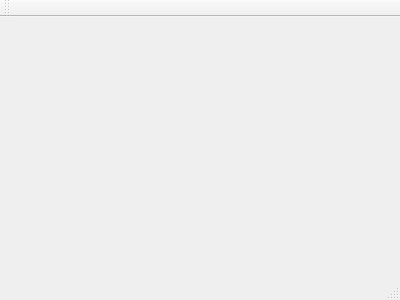
Old version of the form mainwindow.ui in the repository LACF-MIEEC/ES-PicViewer.
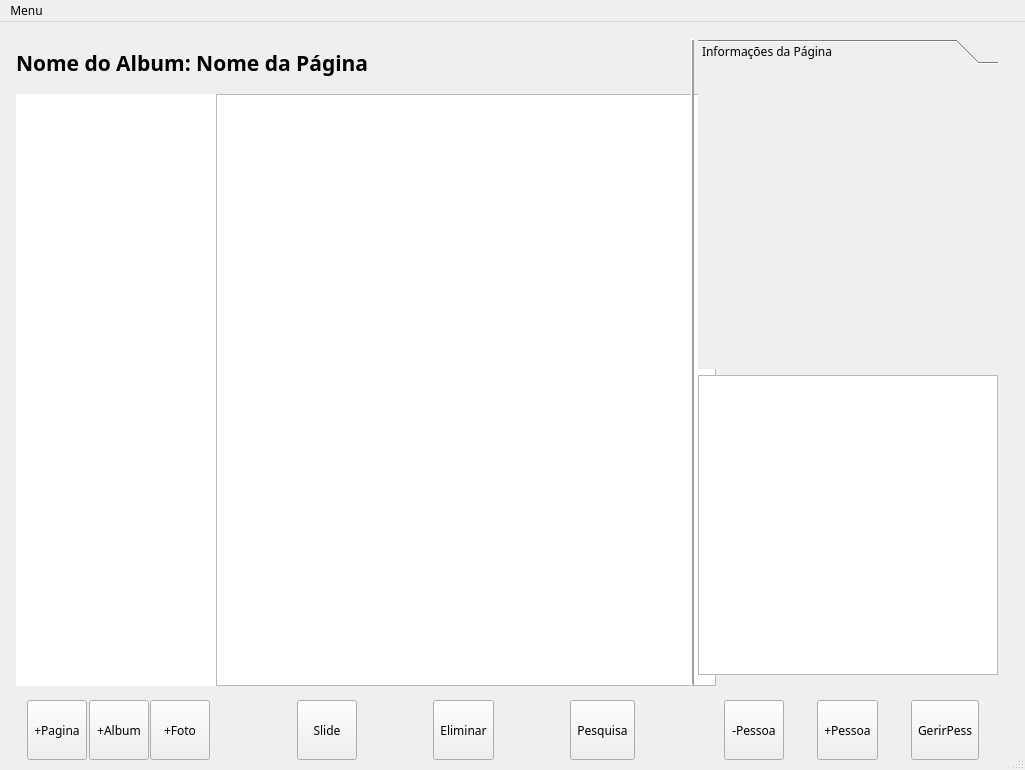
New version of the form.

```diff
--- a/mainwindow.ui
+++ b/mainwindow.ui
@@ -1,24 +1,520 @@
 <ui version="4.0">
  <class>MainWindow</class>
- <widget class="QMainWindow" name="MainWindow" >
-  <property name="geometry" >
+ <widget class="QMainWindow" name="MainWindow">
+  <property name="geometry">
    <rect>
     <x>0</x>
     <y>0</y>
-    <width>400</width>
-    <height>300</height>
+    <width>1025</width>
+    <height>770</height>
    </rect>
   </property>
-  <property name="windowTitle" >
-   <string>MainWindow</string>
+  <property name="sizePolicy">
+   <sizepolicy hsizetype="Minimum" vsizetype="Minimum">
+    <horstretch>0</horstretch>
+    <verstretch>0</verstretch>
+   </sizepolicy>
   </property>
-  <widget class="QMenuBar" name="menuBar" />
-  <widget class="QToolBar" name="mainToolBar" />
-  <widget class="QWidget" name="centralWidget" />
-  <widget class="QStatusBar" name="statusBar" />
+  <property name="minimumSize">
+   <size>
+    <width>1025</width>
+    <height>765</height>
+   </size>
+  </property>
+  <property name="font">
+   <font>
+    <family>Century Gothic</family>
+   </font>
+  </property>
+  <property name="windowTitle">
+   <string>PicViewer</string>
+  </property>
+  <widget class="QWidget" name="centralWidget">
+   <property name="sizePolicy">
+    <sizepolicy hsizetype="MinimumExpanding" vsizetype="MinimumExpanding">
+     <horstretch>0</horstretch>
+     <verstretch>0</verstretch>
+    </sizepolicy>
+   </property>
+   <property name="minimumSize">
+    <size>
+     <width>1025</width>
+     <height>765</height>
+    </size>
+   </property>
+   <layout class="QGridLayout" name="gridLayout">
+    <item row="0" column="0">
+     <widget class="QWidget" name="MainGrid_2" native="true">
+      <property name="sizePolicy">
+       <sizepolicy hsizetype="MinimumExpanding" vsizetype="MinimumExpanding">
+        <horstretch>0</horstretch>
+        <verstretch>0</verstretch>
+       </sizepolicy>
+      </property>
+      <property name="minimumSize">
+       <size>
+        <width>800</width>
+        <height>600</height>
+       </size>
+      </property>
+      <layout class="QGridLayout" name="MainGrid">
+       <property name="sizeConstraint">
+        <enum>QLayout::SetDefaultConstraint</enum>
+       </property>
+       <property name="leftMargin">
+        <number>5</number>
+       </property>
+       <property name="topMargin">
+        <number>5</number>
+       </property>
+       <property name="rightMargin">
+        <number>5</number>
+       </property>
+       <property name="bottomMargin">
+        <number>5</number>
+       </property>
+       <property name="spacing">
+        <number>3</number>
+       </property>
+       <item row="1" column="1">
+        <layout class="QVBoxLayout" name="MainDisplay">
+         <property name="topMargin">
+          <number>0</number>
+         </property>
+         <item>
+          <widget class="QLabel" name="Title">
+           <property name="sizePolicy">
+            <sizepolicy hsizetype="MinimumExpanding" vsizetype="Fixed">
+             <horstretch>0</horstretch>
+             <verstretch>0</verstretch>
+            </sizepolicy>
+           </property>
+           <property name="minimumSize">
+            <size>
+             <width>0</width>
+             <height>50</height>
+            </size>
+           </property>
+           <property name="font">
+            <font>
+             <pointsize>16</pointsize>
+             <weight>75</weight>
+             <bold>true</bold>
+            </font>
+           </property>
+           <property name="text">
+            <string>Nome do Album: Nome da Página</string>
+           </property>
+           <property name="scaledContents">
+            <bool>false</bool>
+           </property>
+           <property name="alignment">
+            <set>Qt::AlignLeading|Qt::AlignLeft|Qt::AlignVCenter</set>
+           </property>
+           <property name="margin">
+            <number>20</number>
+           </property>
+           <property name="indent">
+            <number>-5</number>
+           </property>
+           <property name="textInteractionFlags">
+            <set>Qt::NoTextInteraction</set>
+           </property>
+          </widget>
+         </item>
+         <item>
+          <layout class="QHBoxLayout" name="BrowseDisplay">
+           <property name="spacing">
+            <number>0</number>
+           </property>
+           <item>
+            <widget class="QTreeWidget" name="AlbumList">
+             <property name="sizePolicy">
+              <sizepolicy hsizetype="Minimum" vsizetype="Expanding">
+               <horstretch>0</horstretch>
+               <verstretch>0</verstretch>
+              </sizepolicy>
+             </property>
+             <property name="minimumSize">
+              <size>
+               <width>200</width>
+               <height>0</height>
+              </size>
+             </property>
+             <property name="maximumSize">
+              <size>
+               <width>300</width>
+               <height>16777215</height>
+              </size>
+             </property>
+             <property name="frameShape">
+              <enum>QFrame::NoFrame</enum>
+             </property>
+             <property name="frameShadow">
+              <enum>QFrame::Raised</enum>
+             </property>
+             <property name="lineWidth">
+              <number>2</number>
+             </property>
+             <property name="tabKeyNavigation">
+              <bool>false</bool>
+             </property>
+             <property name="showDropIndicator" stdset="0">
+              <bool>false</bool>
+             </property>
+             <property name="autoExpandDelay">
+              <number>5</number>
+             </property>
+             <property name="indentation">
+              <number>10</number>
+             </property>
+             <property name="rootIsDecorated">
+              <bool>false</bool>
+             </property>
+             <property name="expandsOnDoubleClick">
+              <bool>false</bool>
+             </property>
+             <property name="columnCount">
+              <number>1</number>
+             </property>
+             <attribute name="headerVisible">
+              <bool>false</bool>
+             </attribute>
+             <attribute name="headerCascadingSectionResizes">
+              <bool>false</bool>
+             </attribute>
+             <attribute name="headerDefaultSectionSize">
+              <number>10</number>
+             </attribute>
+             <column>
+              <property name="text">
+               <string notr="true">1</string>
+              </property>
+             </column>
+            </widget>
+           </item>
+           <item>
+            <widget class="QTableWidget" name="PhotoDisplay">
+             <property name="sizePolicy">
+              <sizepolicy hsizetype="Minimum" vsizetype="MinimumExpanding">
+               <horstretch>0</horstretch>
+               <verstretch>0</verstretch>
+              </sizepolicy>
+             </property>
+             <property name="minimumSize">
+              <size>
+               <width>500</width>
+               <height>0</height>
+              </size>
+             </property>
+             <attribute name="horizontalHeaderVisible">
+              <bool>false</bool>
+             </attribute>
+             <attribute name="horizontalHeaderCascadingSectionResizes">
+              <bool>true</bool>
+             </attribute>
+             <attribute name="verticalHeaderVisible">
+              <bool>false</bool>
+             </attribute>
+            </widget>
+           </item>
+          </layout>
+         </item>
+        </layout>
+       </item>
+       <item row="1" column="2">
+        <widget class="Line" name="line">
+         <property name="frameShadow">
+          <enum>QFrame::Raised</enum>
+         </property>
+         <property name="lineWidth">
+          <number>2</number>
+         </property>
+         <property name="orientation">
+          <enum>Qt::Vertical</enum>
+         </property>
+        </widget>
+       </item>
+       <item row="2" column="3">
+        <layout class="QHBoxLayout" name="PeopleTools">
+         <item>
+          <widget class="QToolButton" name="RemoveAssociation">
+           <property name="minimumSize">
+            <size>
+             <width>60</width>
+             <height>60</height>
+            </size>
+           </property>
+           <property name="text">
+            <string>-Pessoa</string>
+           </property>
+          </widget>
+         </item>
+         <item>
+          <widget class="QToolButton" name="AddAssociation">
+           <property name="minimumSize">
+            <size>
+             <width>60</width>
+             <height>60</height>
+            </size>
+           </property>
+           <property name="text">
+            <string>+Pessoa</string>
+           </property>
+          </widget>
+         </item>
+         <item>
+          <widget class="QToolButton" name="ManagePeople">
+           <property name="minimumSize">
+            <size>
+             <width>60</width>
+             <height>60</height>
+            </size>
+           </property>
+           <property name="text">
+            <string>GerirPess</string>
+           </property>
+          </widget>
+         </item>
+        </layout>
+       </item>
+       <item row="2" column="1">
+        <layout class="QHBoxLayout" name="ToolButtons">
+         <property name="spacing">
+          <number>0</number>
+         </property>
+         <property name="topMargin">
+          <number>0</number>
+         </property>
+         <item>
+          <widget class="QWidget" name="horizontalWidget" native="true">
+           <property name="sizePolicy">
+            <sizepolicy hsizetype="Maximum" vsizetype="Minimum">
+             <horstretch>0</horstretch>
+             <verstretch>0</verstretch>
+            </sizepolicy>
+           </property>
+           <property name="minimumSize">
+            <size>
+             <width>200</width>
+             <height>30</height>
+            </size>
+           </property>
+           <property name="maximumSize">
+            <size>
+             <width>300</width>
+             <height>16777215</height>
+            </size>
+           </property>
+           <layout class="QHBoxLayout" name="horizontalLayout">
+            <property name="sizeConstraint">
+             <enum>QLayout::SetDefaultConstraint</enum>
+            </property>
+            <item>
+             <widget class="QToolButton" name="AddPage">
+              <property name="minimumSize">
+               <size>
+                <width>60</width>
+                <height>60</height>
+               </size>
+              </property>
+              <property name="text">
+               <string>+Pagina</string>
+              </property>
+             </widget>
+            </item>
+            <item>
+             <widget class="QToolButton" name="AddAlbum">
+              <property name="minimumSize">
+               <size>
+                <width>60</width>
+                <height>60</height>
+               </size>
+              </property>
+              <property name="text">
+               <string>+Album</string>
+              </property>
+             </widget>
+            </item>
+            <item>
+             <widget class="QToolButton" name="AddPhoto">
+              <property name="minimumSize">
+               <size>
+                <width>60</width>
+                <height>60</height>
+               </size>
+              </property>
+              <property name="text">
+               <string>+Foto</string>
+              </property>
+             </widget>
+            </item>
+           </layout>
+          </widget>
+         </item>
+         <item>
+          <widget class="QWidget" name="horizontalWidget_2" native="true">
+           <property name="sizePolicy">
+            <sizepolicy hsizetype="Minimum" vsizetype="Fixed">
+             <horstretch>0</horstretch>
+             <verstretch>80</verstretch>
+            </sizepolicy>
+           </property>
+           <property name="minimumSize">
+            <size>
+             <width>500</width>
+             <height>30</height>
+            </size>
+           </property>
+           <layout class="QHBoxLayout" name="horizontalLayout_2">
+            <item>
+             <widget class="QToolButton" name="SlideDisp">
+              <property name="minimumSize">
+               <size>
+                <width>60</width>
+                <height>60</height>
+               </size>
+              </property>
+              <property name="text">
+               <string>Slide</string>
+              </property>
+             </widget>
+            </item>
+            <item>
+             <widget class="QToolButton" name="Delete">
+              <property name="minimumSize">
+               <size>
+                <width>60</width>
+                <height>60</height>
+               </size>
+              </property>
+              <property name="text">
+               <string>Eliminar</string>
+              </property>
+             </widget>
+            </item>
+            <item>
+             <widget class="QToolButton" name="Search">
+              <property name="minimumSize">
+               <size>
+                <width>60</width>
+                <height>60</height>
+               </size>
+              </property>
+              <property name="text">
+               <string>Pesquisa</string>
+              </property>
+             </widget>
+            </item>
+           </layout>
+          </widget>
+         </item>
+        </layout>
+       </item>
+       <item row="1" column="3">
+        <widget class="QWidget" name="widget" native="true">
+         <layout class="QVBoxLayout" name="DetailsDisplay">
+          <property name="leftMargin">
+           <number>1</number>
+          </property>
+          <property name="topMargin">
+           <number>1</number>
+          </property>
+          <item>
+           <widget class="QToolBox" name="Info">
+            <property name="sizePolicy">
+             <sizepolicy hsizetype="Maximum" vsizetype="Preferred">
+              <horstretch>0</horstretch>
+              <verstretch>0</verstretch>
+             </sizepolicy>
+            </property>
+            <property name="minimumSize">
+             <size>
+              <width>300</width>
+              <height>0</height>
+             </size>
+            </property>
+            <property name="maximumSize">
+             <size>
+              <width>400</width>
+              <height>16777215</height>
+             </size>
+            </property>
+            <property name="currentIndex">
+             <number>0</number>
+            </property>
+            <widget class="QWidget" name="PageInfo">
+             <property name="geometry">
+              <rect>
+               <x>0</x>
+               <y>0</y>
+               <width>300</width>
+               <height>308</height>
+              </rect>
+             </property>
+             <attribute name="label">
+              <string>Informações da Página</string>
+             </attribute>
+            </widget>
+           </widget>
+          </item>
+          <item>
+           <widget class="QListWidget" name="PeopleList">
+            <property name="sizePolicy">
+             <sizepolicy hsizetype="Maximum" vsizetype="Minimum">
+              <horstretch>0</horstretch>
+              <verstretch>0</verstretch>
+             </sizepolicy>
+            </property>
+            <property name="minimumSize">
+             <size>
+              <width>300</width>
+              <height>300</height>
+             </size>
+            </property>
+            <property name="maximumSize">
+             <size>
+              <width>16777215</width>
+              <height>16777215</height>
+             </size>
+            </property>
+           </widget>
+          </item>
+         </layout>
+        </widget>
+       </item>
+      </layout>
+     </widget>
+    </item>
+   </layout>
+  </widget>
+  <widget class="QMenuBar" name="menuBar">
+   <property name="geometry">
+    <rect>
+     <x>0</x>
+     <y>0</y>
+     <width>1025</width>
+     <height>21</height>
+    </rect>
+   </property>
+   <widget class="QMenu" name="menuMenu">
+    <property name="title">
+     <string>Menu</string>
+    </property>
+    <addaction name="separator"/>
+    <addaction name="separator"/>
+    <addaction name="Exit"/>
+   </widget>
+   <addaction name="menuMenu"/>
+  </widget>
+  <widget class="QStatusBar" name="statusBar"/>
+  <action name="Exit">
+   <property name="text">
+    <string>Exit</string>
+   </property>
+  </action>
  </widget>
- <layoutDefault spacing="6" margin="11" />
- <pixmapfunction></pixmapfunction>
+ <layoutdefault spacing="6" margin="11"/>
  <resources/>
  <connections/>
 </ui>
```
Left out of the diff: 1 changed line with no effect on the pictures.
